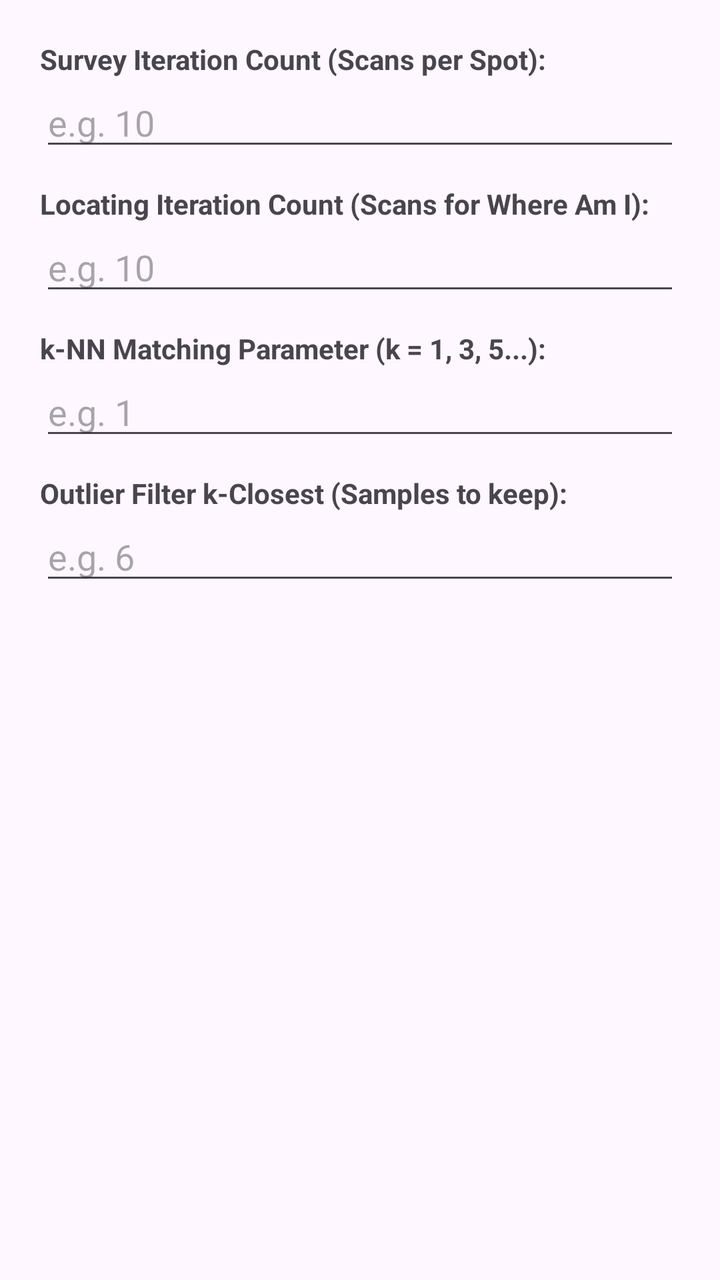
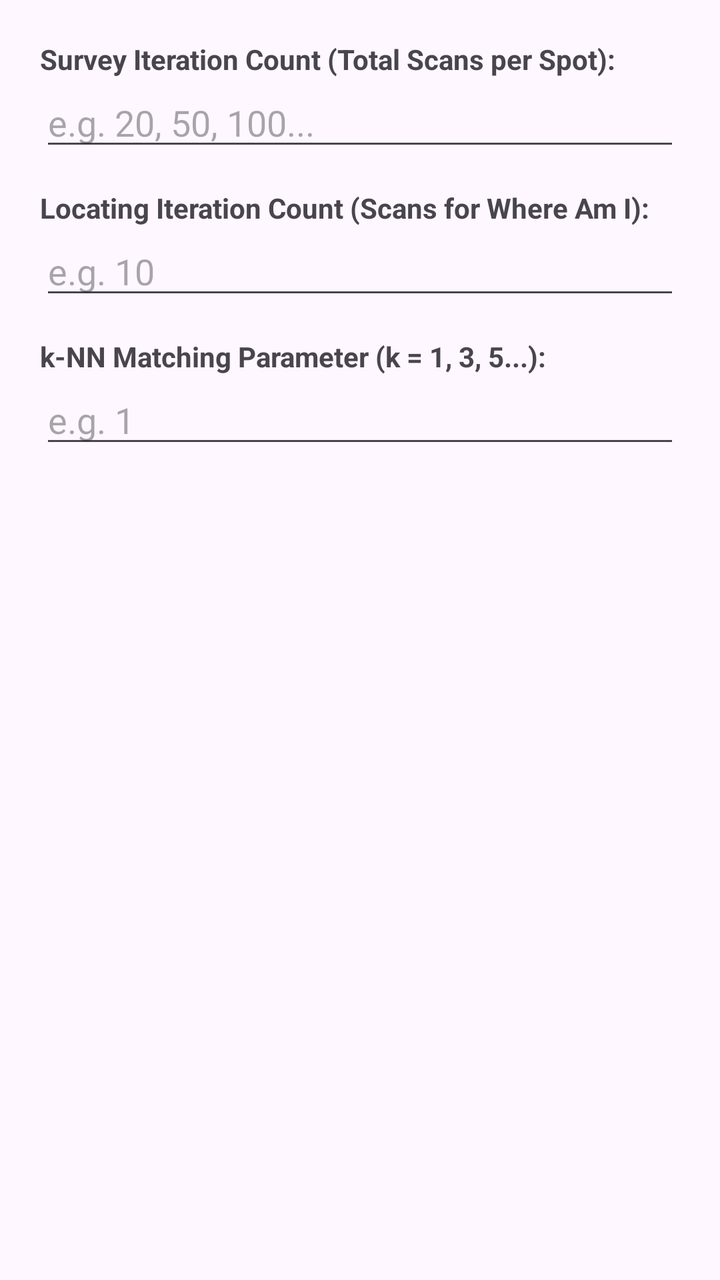

Compare the two renders of this Android layout. The source of the first and the diff that turns it into the second are given below.
<!-- AndroidManifest.xml: application theme Theme.WifiFingerprint -->
<!-- res/layout/dialog_settings.xml -->
<?xml version="1.0" encoding="utf-8"?>
<LinearLayout xmlns:android="http://schemas.android.com/apk/res/android"
    android:layout_width="match_parent"
    android:layout_height="wrap_content"
    android:orientation="vertical"
    android:padding="20dp">

    <TextView
        android:layout_width="match_parent"
        android:layout_height="wrap_content"
        android:text="Survey Iteration Count (Scans per Spot):"
        android:textStyle="bold"
        android:textSize="14sp" />

    <EditText
        android:id="@+id/editSurveyCount"
        android:layout_width="match_parent"
        android:layout_height="wrap_content"
        android:inputType="number"
        android:hint="e.g. 10"
        android:layout_marginBottom="12dp" />

    <TextView
        android:layout_width="match_parent"
        android:layout_height="wrap_content"
        android:text="Locating Iteration Count (Scans for Where Am I):"
        android:textStyle="bold"
        android:textSize="14sp" />

    <EditText
        android:id="@+id/editLocateCount"
        android:layout_width="match_parent"
        android:layout_height="wrap_content"
        android:inputType="number"
        android:hint="e.g. 10"
        android:layout_marginBottom="12dp" />

    <TextView
        android:layout_width="match_parent"
        android:layout_height="wrap_content"
        android:text="k-NN Matching Parameter (k = 1, 3, 5...):"
        android:textStyle="bold"
        android:textSize="14sp" />

    <EditText
        android:id="@+id/editKnnK"
        android:layout_width="match_parent"
        android:layout_height="wrap_content"
        android:inputType="number"
        android:hint="e.g. 1"
        android:layout_marginBottom="12dp" />

    <TextView
        android:layout_width="match_parent"
        android:layout_height="wrap_content"
        android:text="Outlier Filter k-Closest (Samples to keep):"
        android:textStyle="bold"
        android:textSize="14sp" />

    <EditText
        android:id="@+id/editOutlierK"
        android:layout_width="match_parent"
        android:layout_height="wrap_content"
        android:inputType="number"
        android:hint="e.g. 6" />

</LinearLayout>
<!-- resources referenced by this layout -->
<resources>
  <style name="Theme.WifiFingerprint" parent="Base.Theme.WifiFingerprint" />
  <style name="Base.Theme.WifiFingerprint" parent="Theme.Material3.DayNight.NoActionBar">
          
          
      </style>
</resources>

<!-- the commit's change to res/layout/dialog_settings.xml (unified diff, before → after) -->
@@ -8,7 +8,7 @@
     <TextView
         android:layout_width="match_parent"
         android:layout_height="wrap_content"
-        android:text="Survey Iteration Count (Scans per Spot):"
+        android:text="Survey Iteration Count (Total Scans per Spot):"
         android:textStyle="bold"
         android:textSize="14sp" />
 
@@ -17,8 +17,8 @@
         android:layout_width="match_parent"
         android:layout_height="wrap_content"
         android:inputType="number"
-        android:hint="e.g. 10"
-        android:layout_marginBottom="12dp" />
+        android:hint="e.g. 20, 50, 100..."
+        android:layout_marginBottom="14dp" />
 
     <TextView
         android:layout_width="match_parent"
@@ -33,7 +33,7 @@
         android:layout_height="wrap_content"
         android:inputType="number"
         android:hint="e.g. 10"
-        android:layout_marginBottom="12dp" />
+        android:layout_marginBottom="14dp" />
 
     <TextView
         android:layout_width="match_parent"
@@ -47,21 +47,6 @@
         android:layout_width="match_parent"
         android:layout_height="wrap_content"
         android:inputType="number"
-        android:hint="e.g. 1"
-        android:layout_marginBottom="12dp" />
-
-    <TextView
-        android:layout_width="match_parent"
-        android:layout_height="wrap_content"
-        android:text="Outlier Filter k-Closest (Samples to keep):"
-        android:textStyle="bold"
-        android:textSize="14sp" />
-
-    <EditText
-        android:id="@+id/editOutlierK"
-        android:layout_width="match_parent"
-        android:layout_height="wrap_content"
-        android:inputType="number"
-        android:hint="e.g. 6" />
+        android:hint="e.g. 1" />
 
 </LinearLayout>
